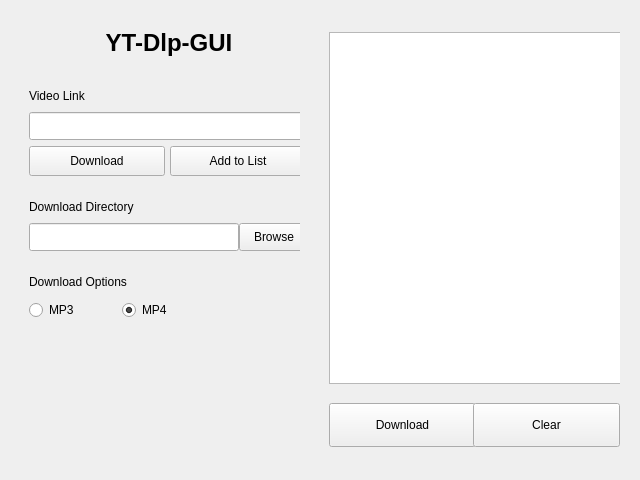
Before: the Qt Designer form src/mainwindow.ui in Matthew1219MT/yt-dlp-GUI, drawn with Qt 5.
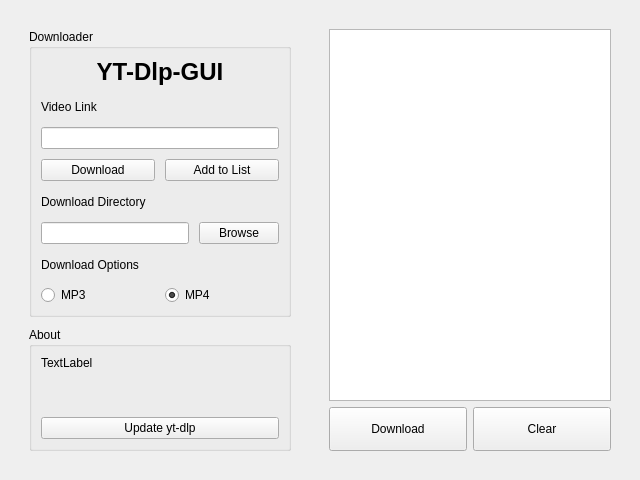
After: the same form once the commit is applied.

Commit message: Reserved Area for app update

Diff of the .ui file:
```diff
--- a/src/mainwindow.ui
+++ b/src/mainwindow.ui
@@ -7,7 +7,7 @@
   <property name="windowTitle"><string>YT-Dlp-GUI</string></property>
 
   <widget class="QWidget" name="centralwidget">
-   <layout class="QHBoxLayout" name="mainLayout">
+   <layout class="QHBoxLayout" name="mainLayout" stretch="28,30">
     <property name="leftMargin"><number>20</number></property>
     <property name="topMargin"><number>20</number></property>
     <property name="rightMargin"><number>20</number></property>
@@ -17,9 +17,19 @@
     <!-- ===== LEFT COLUMN ===== -->
     <item>
      <widget class="QWidget" name="leftColumn">
-      <property name="minimumSize"><size><width>280</width><height>440</height></size></property>
-      <property name="maximumSize"><size><width>280</width><height>440</height></size></property>
-      <layout class="QVBoxLayout" name="leftLayout">
+      <property name="sizePolicy">
+       <sizepolicy hsizetype="Expanding" vsizetype="Expanding">
+        <horstretch>0</horstretch><verstretch>0</verstretch>
+       </sizepolicy>
+      </property>
+      <layout class="QVBoxLayout" name="leftLayout" stretch="7,3">
+       <property name="spacing"><number>10</number></property>
+
+       <item>
+        <widget class="QGroupBox" name="downloaderGroupBox">
+         <property name="title"><string>Downloader</string></property>
+         <layout class="QVBoxLayout" name="downloaderGroupLayout">
+          <property name="spacing"><number>10</number></property>
 
        <item><widget class="QLabel" name="titleLabel">
         <property name="text"><string>YT-Dlp-GUI</string></property>
@@ -30,107 +40,90 @@
           <bold>true</bold>
          </font>
         </property>
-        <property name="minimumSize"><size><width>280</width><height>36</height></size></property>
-        <property name="maximumSize"><size><width>280</width><height>36</height></size></property>
        </widget></item>
 
-       <item><spacer name="gap1"><property name="orientation"><enum>Qt::Vertical</enum></property>
-        <property name="sizeType"><enum>QSizePolicy::Fixed</enum></property>
-        <property name="sizeHint"><size><width>20</width><height>15</height></size></property></spacer></item>
-
        <item><widget class="QLabel" name="videoLinkLabel">
         <property name="text"><string>Video Link</string></property>
-        <property name="minimumSize"><size><width>280</width><height>20</height></size></property>
-        <property name="maximumSize"><size><width>280</width><height>20</height></size></property>
        </widget></item>
 
-       <item alignment="Qt::AlignLeft"><widget class="QLineEdit" name="urlLineEdit">
-        <property name="minimumSize"><size><width>280</width><height>28</height></size></property>
-        <property name="maximumSize"><size><width>280</width><height>28</height></size></property>
+          <item><widget class="QLineEdit" name="urlLineEdit">
+           <property name="sizePolicy">
+            <sizepolicy hsizetype="Expanding" vsizetype="Fixed">
+             <horstretch>0</horstretch><verstretch>0</verstretch>
+            </sizepolicy>
+           </property>
        </widget></item>
 
-       <item alignment="Qt::AlignLeft"><widget class="QWidget" name="downloadRowWidget">
-        <property name="minimumSize"><size><width>276</width><height>30</height></size></property>
-        <property name="maximumSize"><size><width>276</width><height>30</height></size></property>
-        <layout class="QHBoxLayout" name="downloadRow">
-         <property name="leftMargin"><number>0</number></property>
-         <property name="topMargin"><number>0</number></property>
-         <property name="rightMargin"><number>0</number></property>
-         <property name="bottomMargin"><number>0</number></property>
+          <item>
+           <layout class="QHBoxLayout" name="downloadRow" stretch="1,1">
         <item><widget class="QPushButton" name="downloadButton">
          <property name="text"><string>Download</string></property>
-         <property name="minimumSize"><size><width>136</width><height>30</height></size></property>
-         <property name="maximumSize"><size><width>136</width><height>30</height></size></property>
         </widget></item>
         <item><widget class="QPushButton" name="addToListButton">
          <property name="text"><string>Add to List</string></property>
-         <property name="minimumSize"><size><width>136</width><height>30</height></size></property>
-         <property name="maximumSize"><size><width>136</width><height>30</height></size></property>
-        </widget></item>
-       </layout></widget></item>
-
-       <item><spacer name="gap2"><property name="orientation"><enum>Qt::Vertical</enum></property>
-        <property name="sizeType"><enum>QSizePolicy::Fixed</enum></property>
-        <property name="sizeHint"><size><width>20</width><height>15</height></size></property></spacer></item>
+            </widget></item>
+           </layout>
+          </item>
 
        <item><widget class="QLabel" name="downloadDirLabel">
         <property name="text"><string>Download Directory</string></property>
-        <property name="minimumSize"><size><width>280</width><height>20</height></size></property>
-        <property name="maximumSize"><size><width>280</width><height>20</height></size></property>
        </widget></item>
 
-       <item alignment="Qt::AlignLeft"><widget class="QWidget" name="dirRowWidget">
-        <property name="minimumSize"><size><width>280</width><height>28</height></size></property>
-        <property name="maximumSize"><size><width>280</width><height>28</height></size></property>
-        <layout class="QHBoxLayout" name="dirRow">
-         <property name="leftMargin"><number>0</number></property>
-         <property name="topMargin"><number>0</number></property>
-         <property name="rightMargin"><number>0</number></property>
-         <property name="bottomMargin"><number>0</number></property>
+          <item>
+           <layout class="QHBoxLayout" name="dirRow" stretch="1,0">
         <item><widget class="QLineEdit" name="dirLineEdit">
-         <property name="minimumSize"><size><width>210</width><height>28</height></size></property>
-         <property name="maximumSize"><size><width>210</width><height>28</height></size></property>
+             <property name="sizePolicy">
+              <sizepolicy hsizetype="Expanding" vsizetype="Fixed">
+               <horstretch>0</horstretch><verstretch>0</verstretch>
+              </sizepolicy>
+             </property>
         </widget></item>
         <item><widget class="QPushButton" name="browseButton">
          <property name="text"><string>Browse</string></property>
-         <property name="minimumSize"><size><width>70</width><height>28</height></size></property>
-         <property name="maximumSize"><size><width>70</width><height>28</height></size></property>
-        </widget></item>
-       </layout></widget></item>
-
-       <item><spacer name="gap3"><property name="orientation"><enum>Qt::Vertical</enum></property>
-        <property name="sizeType"><enum>QSizePolicy::Fixed</enum></property>
-        <property name="sizeHint"><size><width>20</width><height>15</height></size></property></spacer></item>
+            </widget></item>
+           </layout>
+          </item>
 
        <item><widget class="QLabel" name="downloadOptionsLabel">
         <property name="text"><string>Download Options</string></property>
-        <property name="minimumSize"><size><width>280</width><height>20</height></size></property>
-        <property name="maximumSize"><size><width>280</width><height>20</height></size></property>
        </widget></item>
 
-       <item alignment="Qt::AlignLeft"><widget class="QWidget" name="formatRowWidget">
-        <property name="minimumSize"><size><width>180</width><height>24</height></size></property>
-        <property name="maximumSize"><size><width>180</width><height>24</height></size></property>
-        <layout class="QHBoxLayout" name="formatRow">
-         <property name="leftMargin"><number>0</number></property>
-         <property name="topMargin"><number>0</number></property>
-         <property name="rightMargin"><number>0</number></property>
-         <property name="bottomMargin"><number>0</number></property>
+          <item>
+           <layout class="QHBoxLayout" name="formatRow" stretch="1,1">
         <item><widget class="QRadioButton" name="mp3RadioButton">
          <property name="text"><string>MP3</string></property>
-         <property name="minimumSize"><size><width>90</width><height>24</height></size></property>
-         <property name="maximumSize"><size><width>90</width><height>24</height></size></property>
         </widget></item>
         <item><widget class="QRadioButton" name="mp4RadioButton">
          <property name="text"><string>MP4</string></property>
          <property name="checked"><bool>true</bool></property>
-         <property name="minimumSize"><size><width>90</width><height>24</height></size></property>
-         <property name="maximumSize"><size><width>90</width><height>24</height></size></property>
-        </widget></item>
-       </layout></widget></item>
+            </widget></item>
+           </layout>
+          </item>
 
-       <item><spacer name="leftStretch"><property name="orientation"><enum>Qt::Vertical</enum></property>
-        <property name="sizeHint"><size><width>20</width><height>40</height></size></property></spacer></item>
+         </layout>
+        </widget>
+       </item>
+
+       <item>
+        <widget class="QGroupBox" name="updateGroupBox">
+         <property name="title"><string>About</string></property>
+         <layout class="QVBoxLayout" name="updateGroupLayout" stretch="0,1,0">
+          <item><widget class="QLabel" name="infoLabel">
+           <property name="text"><string>TextLabel</string></property>
+           <property name="wordWrap"><bool>true</bool></property>
+          </widget></item>
+
+          <item><spacer name="updateSpacer">
+           <property name="orientation"><enum>Qt::Vertical</enum></property>
+           <property name="sizeHint"><size><width>20</width><height>0</height></size></property>
+          </spacer></item>
+
+          <item><widget class="QPushButton" name="updateButton">
+           <property name="text"><string>Update yt-dlp</string></property>
+          </widget></item>
+         </layout>
+        </widget>
+       </item>
 
       </layout>
      </widget>
@@ -139,34 +132,36 @@
     <!-- ===== RIGHT COLUMN ===== -->
     <item>
      <widget class="QWidget" name="rightColumn">
-      <property name="minimumSize"><size><width>300</width><height>440</height></size></property>
-      <property name="maximumSize"><size><width>300</width><height>440</height></size></property>
-      <layout class="QVBoxLayout" name="rightLayout">
+      <property name="sizePolicy">
+       <sizepolicy hsizetype="Expanding" vsizetype="Expanding">
+        <horstretch>0</horstretch><verstretch>0</verstretch>
+       </sizepolicy>
+      </property>
+      <layout class="QVBoxLayout" name="rightLayout" stretch="1,0">
 
        <item><widget class="QListWidget" name="itemListWidget">
+        <property name="sizePolicy">
+         <sizepolicy hsizetype="Expanding" vsizetype="Expanding">
+          <horstretch>0</horstretch><verstretch>0</verstretch>
+         </sizepolicy>
+        </property>
         <property name="horizontalScrollBarPolicy">
           <enum>Qt::ScrollBarAlwaysOff</enum>
         </property>
-        <property name="minimumSize"><size><width>300</width><height>352</height></size></property>
-        <property name="maximumSize"><size><width>300</width><height>352</height></size></property>
        </widget></item>
 
-       <item><spacer name="gap4"><property name="orientation"><enum>Qt::Vertical</enum></property>
-        <property name="sizeType"><enum>QSizePolicy::Fixed</enum></property>
-        <property name="sizeHint"><size><width>20</width><height>10</height></size></property></spacer></item>
-
-       <item><layout class="QHBoxLayout" name="bottomRow">
+       <item>
+        <layout class="QHBoxLayout" name="bottomRow" stretch="1,1">
         <item><widget class="QPushButton" name="listDownloadButton">
          <property name="text"><string>Download</string></property>
-         <property name="minimumSize"><size><width>147</width><height>44</height></size></property>
-         <property name="maximumSize"><size><width>147</width><height>44</height></size></property>
+          <property name="minimumSize"><size><width>0</width><height>44</height></size></property>
         </widget></item>
         <item><widget class="QPushButton" name="clearButton">
          <property name="text"><string>Clear</string></property>
-         <property name="minimumSize"><size><width>147</width><height>44</height></size></property>
-         <property name="maximumSize"><size><width>147</width><height>44</height></size></property>
-        </widget></item>
-       </layout></item>
+          <property name="minimumSize"><size><width>0</width><height>44</height></size></property>
+         </widget></item>
+        </layout>
+       </item>
 
       </layout>
      </widget>
```
Lines whose indentation alone changed are shown as unchanged. The commit also changes 2 other files.
